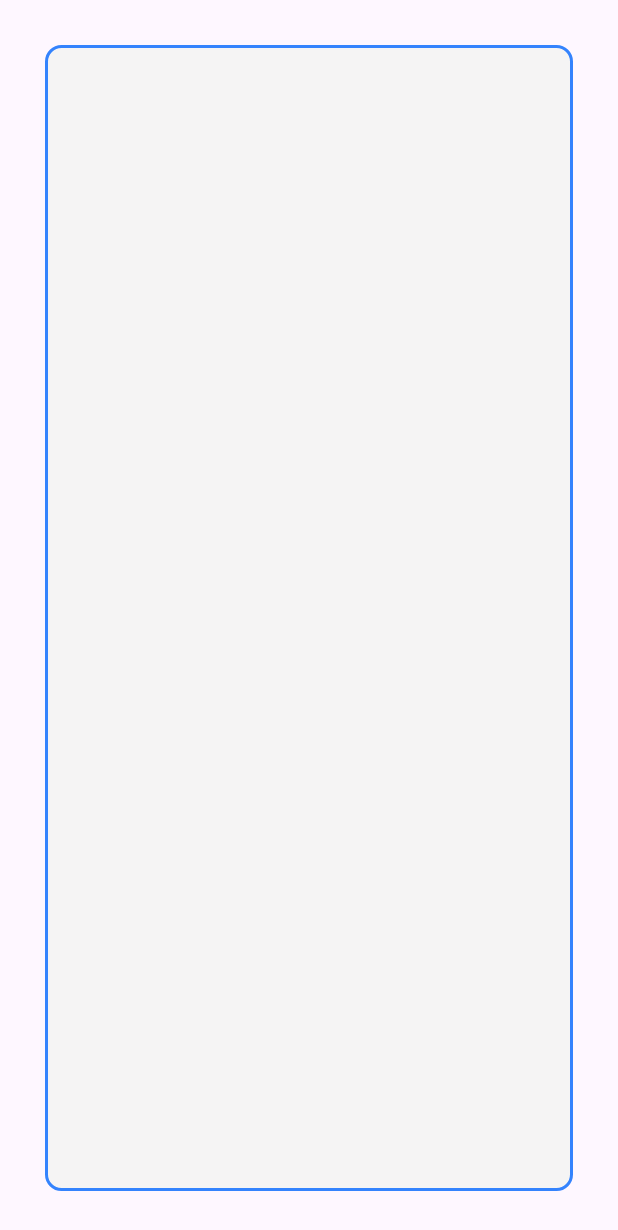
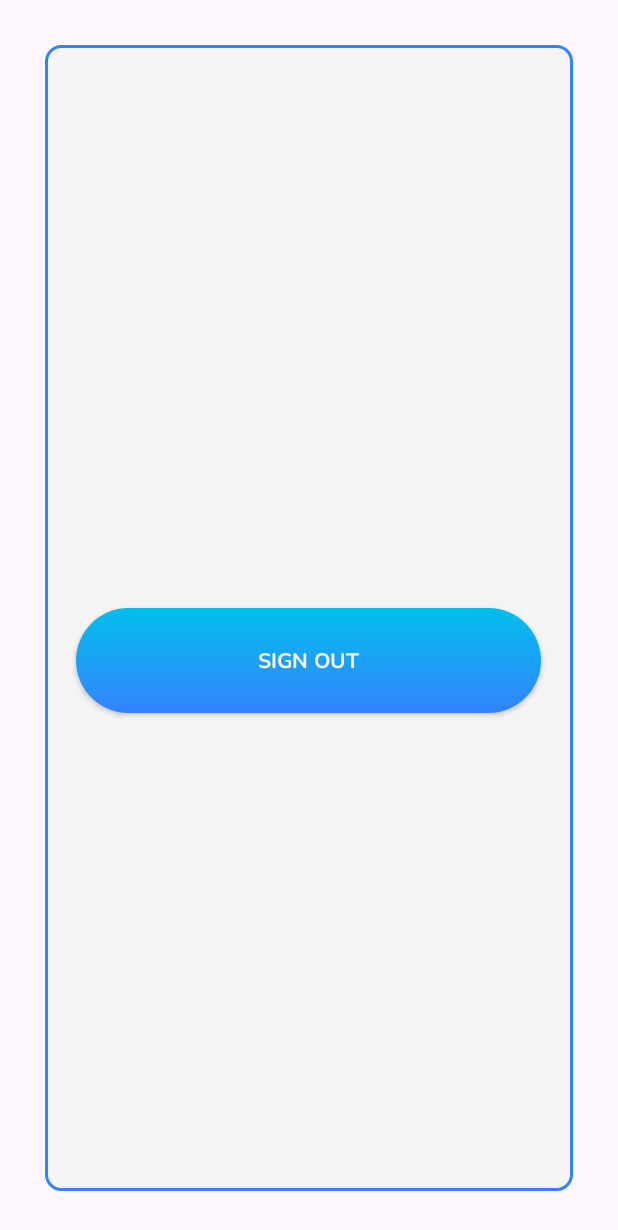
Before and after one commit to gauravsingh55/RoadseyeLogin, an Android app: the layout activity_home.xml on its own in the app's theme, with its tools: preview values and no code run, on a phone screen of 412 x 824 dp. Shown: the top 1230 px of the screen. Run offline under Robolectric (Android 15) with nearby library versions, the phone set to English and light mode, and no system bars.

Commit message:
completed backend for HomeActivity

```diff
--- a/app/src/main/java/com/example/roadseyelogin/HomeActivity.kt
+++ b/app/src/main/java/com/example/roadseyelogin/HomeActivity.kt
@@ -1,19 +1,30 @@
 package com.example.roadseyelogin
 
+import android.annotation.SuppressLint
+import android.content.Intent
 import androidx.appcompat.app.AppCompatActivity
 import android.os.Bundle
 import com.example.roadseyelogin.databinding.ActivityHomeBinding
 import com.example.roadseyelogin.databinding.ActivityOtpBinding
+import com.google.firebase.auth.FirebaseAuth
 
 class HomeActivity : AppCompatActivity() {
 
     private lateinit var binding: ActivityHomeBinding
+    private lateinit var auth: FirebaseAuth
+    @SuppressLint("SetTextI18n")
     override fun onCreate(savedInstanceState: Bundle?) {
         super.onCreate(savedInstanceState)
         binding = ActivityHomeBinding.inflate(layoutInflater)
         setContentView(binding.root)
 
         val mobileNo = String.format("+91-%s", intent.getStringExtra("mobile"))
-        binding.greet.text = mobileNo
+        binding.greet.text = "Hello\n$mobileNo"
+        auth = FirebaseAuth.getInstance()
+
+        binding.signOut.setOnClickListener {
+            auth.signOut()
+            startActivity(Intent(this, LoginActivity::class.java))
+        }
     }
 }
--- a/app/src/main/res/layout/activity_home.xml
+++ b/app/src/main/res/layout/activity_home.xml
@@ -1,5 +1,5 @@
 <?xml version="1.0" encoding="utf-8"?>
-<LinearLayout xmlns:android="http://schemas.android.com/apk/res/android"
+<androidx.constraintlayout.widget.ConstraintLayout xmlns:android="http://schemas.android.com/apk/res/android"
     xmlns:app="http://schemas.android.com/apk/res-auto"
     xmlns:tools="http://schemas.android.com/tools"
     android:layout_width="match_parent"
@@ -15,9 +15,30 @@
         android:layout_width="match_parent"
         android:layout_height="wrap_content"
         android:gravity="center"
+        android:layout_alignParentTop="true"
+        android:fontFamily="@font/nunito"
+        android:textColor="?attr/colorPrimary"
         android:textSize="50sp"
+        app:layout_constraintBottom_toBottomOf="parent"
+        app:layout_constraintTop_toTopOf="parent"
+        app:layout_constraintVertical_bias="0.385"
+        tools:layout_editor_absoluteX="0dp" />
+
+    <androidx.appcompat.widget.AppCompatButton
+        android:id="@+id/sign_out"
+        android:layout_width="310dp"
+        android:layout_height="70dp"
+        android:layout_marginTop="40dp"
+        android:gravity="center"
+        android:background="@drawable/get_otp_background"
+        android:backgroundTint="@null"
         android:fontFamily="@font/nunito"
-        android:textColor="?attr/colorPrimary"/>
+        android:text="@string/sign_out"
+        android:textColor="?attr/colorPrimaryContainer"
+        app:layout_constraintEnd_toEndOf="parent"
+        app:layout_constraintHorizontal_bias="0.487"
+        app:layout_constraintStart_toStartOf="parent"
+        app:layout_constraintTop_toBottomOf="@+id/greet" />
 
 
-</LinearLayout>
+</androidx.constraintlayout.widget.ConstraintLayout>
--- a/app/src/main/res/values/strings.xml
+++ b/app/src/main/res/values/strings.xml
@@ -13,4 +13,5 @@
     <string name="resend_otp">RESEND OTP?</string>
     <string name="phone_icon">Phone icon</string>
     <string name="submit">Submit</string>
+    <string name="sign_out">SIGN OUT</string>
 </resources>
```
